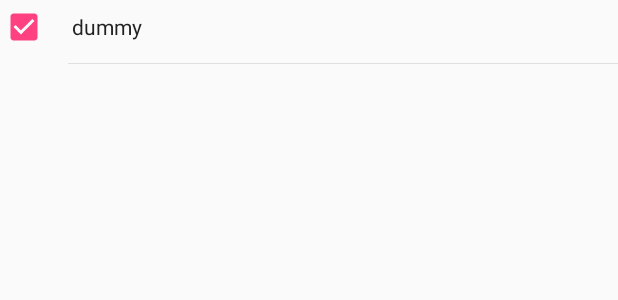
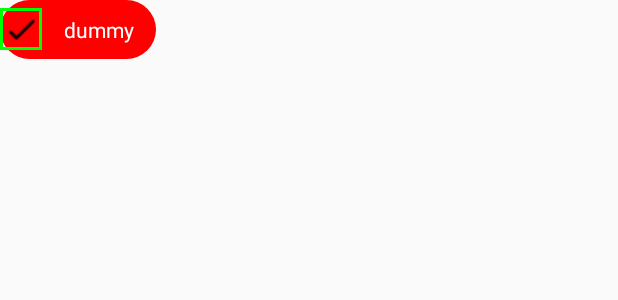
Before and after one commit to alunegov/TChart, an Android app: the layout view_line_name_list_item.xml on its own in the app's theme, with its tools: preview values and no code run, on a phone screen of 412 x 824 dp. Shown: the top 300 px of the screen. Run offline under Robolectric (Android 15) with nearby library versions, the phone set to English and light mode, and no system bars.

Commit message:
wip круглые чекбоксы внутри FlexboxLayout

```diff
--- a/app/build.gradle
+++ b/app/build.gradle
@@ -40,6 +40,7 @@ if (keystorePropertiesFile.canRead()) {
 
 dependencies {
     implementation fileTree(dir: 'libs', include: ['*.jar'])
+    implementation 'com.google.android:flexbox:1.0.0'
     implementation 'com.android.support:appcompat-v7:23.3.0'
     implementation 'org.jetbrains:annotations-java5:15.0'
 
--- a/app/src/main/java/com/github/alunegov/tchart/LineName.java
+++ b/app/src/main/java/com/github/alunegov/tchart/LineName.java
@@ -3,7 +3,7 @@ package com.github.alunegov.tchart;
 import org.jetbrains.annotations.NotNull;
 
 public class LineName {
-    private String name;
+    private @NotNull String name;
     private int color;
 
     public LineName(@NotNull String name, int color) {
@@ -11,7 +11,7 @@ public class LineName {
         this.color = color;
     }
 
-    public String getName() {
+    public @NotNull String getName() {
         return name;
     }
 
--- a/app/src/main/java/com/github/alunegov/tchart/MainActivity.java
+++ b/app/src/main/java/com/github/alunegov/tchart/MainActivity.java
@@ -42,7 +42,7 @@ public class MainActivity extends AppCompatActivity {
         if (BuildConfig.DEBUG && (root == null)) throw new AssertionError();
 
         final LayoutInflater inflater = (LayoutInflater) getSystemService(Context.LAYOUT_INFLATER_SERVICE);
-        if (BuildConfig.DEBUG && (inflater == null)) throw new AssertionError();
+        if (inflater == null) throw new AssertionError();
 
         final ChartInputDataMapper.ResourceLoader resourceLoader = new ChartInputDataMapper.ResourceLoader() {
             @Override
--- a/app/src/main/res/drawable/rounded_checkbox_background.xml
+++ b/app/src/main/res/drawable/rounded_checkbox_background.xml
@@ -6,9 +6,11 @@
 
     <solid android:color="#FF0000" />
 
+    <stroke android:color="#0000FF" />
+
     <padding
-        android:left="10dp"
-        android:top="5dp"
-        android:right="10dp"
-        android:bottom="5dp" />
+        android:left="15dp"
+        android:top="10dp"
+        android:right="15dp"
+        android:bottom="10dp" />
 </shape>
--- a/app/src/main/res/drawable/rounded_checkbox_selector.xml
+++ b/app/src/main/res/drawable/rounded_checkbox_selector.xml
@@ -5,9 +5,12 @@
             <item>
                 <shape>
                     <size
-                        android:width="29dp"
+                        android:width="24dp"
                         android:height="24dp" />
                     <solid android:color="#00000000" />
+                    <stroke
+                        android:width="2dp"
+                        android:color="#00FF00" />
                     <padding
                         android:left="2dp"
                         android:top="2dp"
@@ -16,7 +19,7 @@
                 </shape>
             </item>
             <item
-                android:drawable="@drawable/icons8_checkmark_24"/>
+                android:drawable="@drawable/icons8_checkmark_24" />
         </layer-list>
     </item>
     <item android:state_checked="false">
@@ -24,7 +27,7 @@
             <item>
                 <shape>
                     <size
-                        android:width="0dp"
+                        android:width="15dp"
                         android:height="24dp" />
                     <solid android:color="#00000000" />
                     <stroke
--- a/app/src/main/res/layout/view_line_name_list_item.xml
+++ b/app/src/main/res/layout/view_line_name_list_item.xml
@@ -1,33 +1,13 @@
 <?xml version="1.0" encoding="utf-8"?>
-<LinearLayout
+<CheckBox
     xmlns:android="http://schemas.android.com/apk/res/android"
-    android:orientation="vertical"
-    android:layout_width="match_parent"
+    android:id="@+id/line_checkbox"
+    android:layout_width="wrap_content"
     android:layout_height="wrap_content"
-    >
-
-    <CheckBox
-        android:id="@+id/line_checkbox"
-        android:layout_width="match_parent"
-        android:layout_height="wrap_content"
-        android:checked="true"
-        android:layout_marginTop="2dp"
-        android:paddingLeft="@dimen/tchart_padding_checkbox"
-        android:paddingStart="@dimen/tchart_padding_checkbox"
-        android:saveEnabled="false"
-        android:text="@string/dummy"
-        android:textColor="?attr/tchart_line_name_text_color"
-        />
-
-    <View
-        android:id="@+id/lines_divider"
-        android:layout_width="match_parent"
-        android:layout_height="1px"
-        android:layout_marginLeft="45dp"
-        android:layout_marginStart="45dp"
-        android:layout_marginTop="8dp"
-        android:layout_marginBottom="6dp"
-        android:background="?attr/tchart_line_name_divider_color"
-        />
-
-</LinearLayout>
+    android:button="@drawable/rounded_checkbox_selector"
+    android:background="@drawable/rounded_checkbox_background"
+    android:text="@string/dummy"
+    android:textColor="#FFFFFF"
+    android:checked="true"
+    android:saveEnabled="false"
+    />
```
Also changed, not shown: app/src/main/java/com/github/alunegov/tchart/AbsChartView.java (+33 -9 lines), app/src/main/java/com/github/alunegov/tchart/ChartDrawData.java (+11 -1 lines), app/src/main/java/com/github/alunegov/tchart/LineNameListView.java (+47 -23 lines), app/src/main/java/com/github/alunegov/tchart/MainChartView.java (+8 -8 lines), app/src/main/java/com/github/alunegov/tchart/PreviewChartView.java (+10 -6 lines), app/src/main/java/com/github/alunegov/tchart/TelegramChartView.java (+29 -13 lines), app/src/main/res/layout/activity_main.xml (+0 -9 lines), app/src/main/res/layout/view_telegram_chart.xml (+8 -4 lines), 1 other file.
